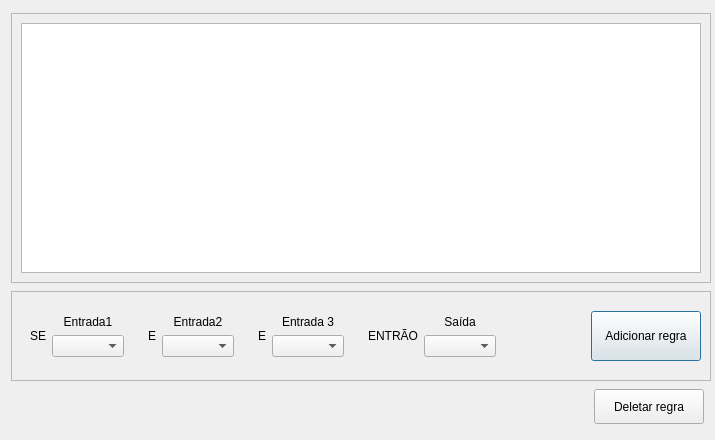
Old version of the form src/rulewindow.ui in the repository carvalhojldc/fuzzy-control.
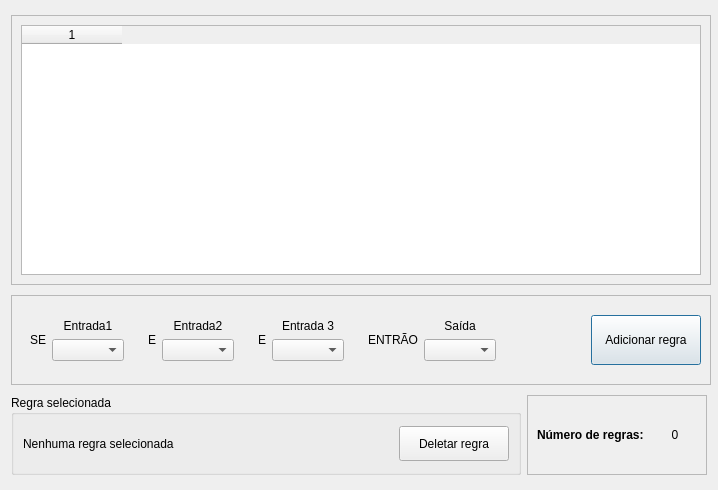
New version of the form.

```diff
--- a/src/rulewindow.ui
+++ b/src/rulewindow.ui
@@ -6,8 +6,8 @@
    <rect>
     <x>0</x>
     <y>0</y>
-    <width>715</width>
-    <height>440</height>
+    <width>718</width>
+    <height>490</height>
    </rect>
   </property>
   <property name="sizePolicy">
@@ -18,21 +18,21 @@
   </property>
   <property name="minimumSize">
    <size>
-    <width>700</width>
-    <height>270</height>
+    <width>718</width>
+    <height>490</height>
    </size>
   </property>
   <property name="maximumSize">
    <size>
     <width>718</width>
-    <height>440</height>
+    <height>490</height>
    </size>
   </property>
   <property name="windowTitle">
    <string>Regras do Controlador Fuzzy</string>
   </property>
-  <layout class="QGridLayout" name="gridLayout_10">
-   <item row="0" column="0" colspan="2">
+  <layout class="QGridLayout" name="gridLayout_14">
+   <item row="0" column="0">
     <widget class="QFrame" name="frame_2">
      <property name="sizePolicy">
       <sizepolicy hsizetype="Fixed" vsizetype="Fixed">
@@ -60,16 +60,29 @@
      </property>
      <layout class="QGridLayout" name="gridLayout_6">
       <item row="0" column="0">
-       <widget class="QListWidget" name="listWidget">
-        <property name="dragEnabled">
-         <bool>true</bool>
+       <widget class="QTableWidget" name="tableWidget">
+        <property name="minimumSize">
+         <size>
+          <width>680</width>
+          <height>250</height>
+         </size>
         </property>
+        <property name="maximumSize">
+         <size>
+          <width>680</width>
+          <height>250</height>
+         </size>
+        </property>
+        <property name="columnCount">
+         <number>1</number>
+        </property>
+        <column/>
        </widget>
       </item>
      </layout>
     </widget>
    </item>
-   <item row="1" column="0" colspan="2">
+   <item row="1" column="0">
     <widget class="QFrame" name="frame">
      <property name="minimumSize">
       <size>
@@ -277,36 +290,99 @@
     </widget>
    </item>
    <item row="2" column="0">
-    <spacer name="horizontalSpacer_3">
-     <property name="orientation">
-      <enum>Qt::Horizontal</enum>
-     </property>
-     <property name="sizeHint" stdset="0">
-      <size>
-       <width>578</width>
-       <height>20</height>
-      </size>
-     </property>
-    </spacer>
-   </item>
-   <item row="2" column="1">
-    <widget class="QPushButton" name="removeRule">
-     <property name="minimumSize">
-      <size>
-       <width>110</width>
-       <height>35</height>
-      </size>
-     </property>
-     <property name="maximumSize">
-      <size>
-       <width>110</width>
-       <height>35</height>
-      </size>
-     </property>
-     <property name="text">
-      <string>Deletar regra</string>
-     </property>
-    </widget>
+    <layout class="QGridLayout" name="gridLayout_13">
+     <item row="0" column="0">
+      <widget class="QGroupBox" name="groupBox">
+       <property name="title">
+        <string>Regra selecionada</string>
+       </property>
+       <layout class="QGridLayout" name="gridLayout_12">
+        <item row="0" column="1">
+         <widget class="QPushButton" name="removeRule">
+          <property name="minimumSize">
+           <size>
+            <width>110</width>
+            <height>35</height>
+           </size>
+          </property>
+          <property name="maximumSize">
+           <size>
+            <width>110</width>
+            <height>35</height>
+           </size>
+          </property>
+          <property name="text">
+           <string>Deletar regra</string>
+          </property>
+         </widget>
+        </item>
+        <item row="0" column="0">
+         <widget class="QLabel" name="label_currentRule">
+          <property name="text">
+           <string>Nenhuma regra selecionada</string>
+          </property>
+          <property name="textFormat">
+           <enum>Qt::AutoText</enum>
+          </property>
+          <property name="alignment">
+           <set>Qt::AlignLeading|Qt::AlignLeft|Qt::AlignVCenter</set>
+          </property>
+          <property name="wordWrap">
+           <bool>true</bool>
+          </property>
+         </widget>
+        </item>
+       </layout>
+      </widget>
+     </item>
+     <item row="0" column="1">
+      <widget class="QFrame" name="frame_3">
+       <property name="minimumSize">
+        <size>
+         <width>180</width>
+         <height>80</height>
+        </size>
+       </property>
+       <property name="maximumSize">
+        <size>
+         <width>180</width>
+         <height>80</height>
+        </size>
+       </property>
+       <property name="frameShape">
+        <enum>QFrame::StyledPanel</enum>
+       </property>
+       <property name="frameShadow">
+        <enum>QFrame::Raised</enum>
+       </property>
+       <layout class="QGridLayout" name="gridLayout_10">
+        <item row="0" column="1">
+         <widget class="QLabel" name="label_numberRules">
+          <property name="text">
+           <string>0</string>
+          </property>
+          <property name="alignment">
+           <set>Qt::AlignCenter</set>
+          </property>
+         </widget>
+        </item>
+        <item row="0" column="0">
+         <widget class="QLabel" name="label_nrt">
+          <property name="font">
+           <font>
+            <weight>75</weight>
+            <bold>true</bold>
+           </font>
+          </property>
+          <property name="text">
+           <string>Número de regras: </string>
+          </property>
+         </widget>
+        </item>
+       </layout>
+      </widget>
+     </item>
+    </layout>
    </item>
   </layout>
  </widget>
```
Left out of the diff: 116 changed lines with no effect on the pictures.
